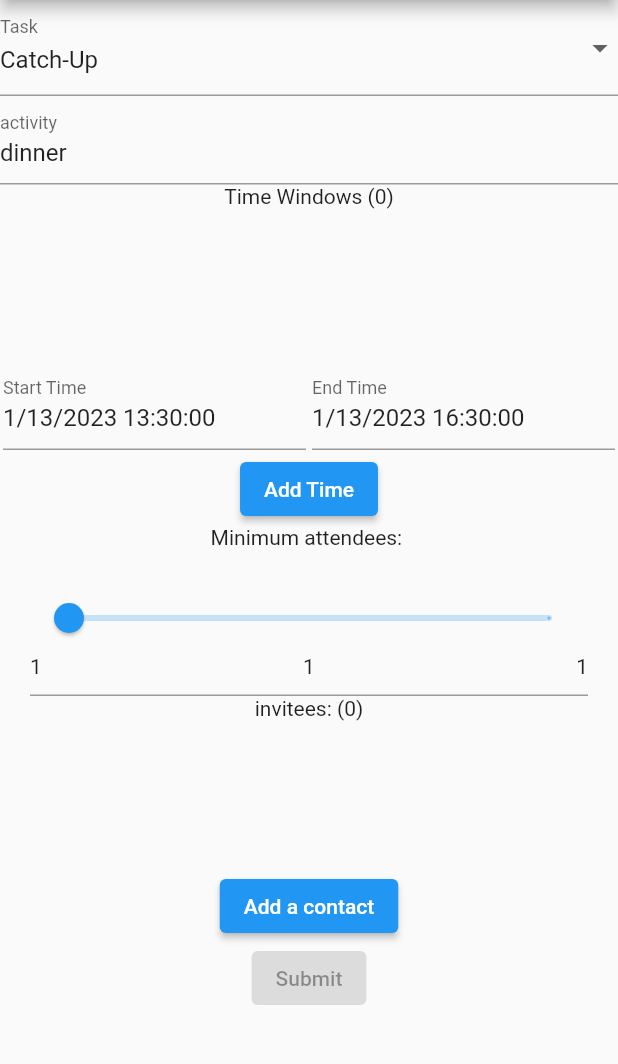
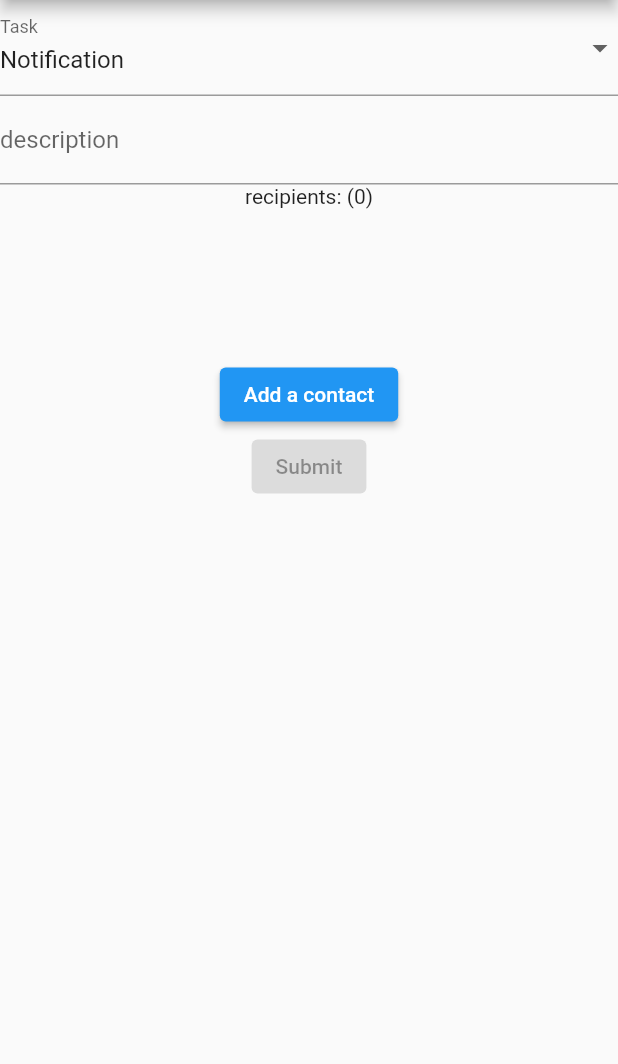
Before and after one commit to Lewington-pitsos/pesta, a Flutter app: the screen it shows after launch, on a phone screen of 412 x 824 dp, the part 84-1148 px from its top. Run offline on Flutter 3.47's test engine with Material 2 defaults, Android fonts, the phone set to English and light mode, and no system bars; drawn by our look-alikes of flutter_form_builder; our stand-ins replace contacts_service, diacritic, flutter_local_notifications, permission_handler, sqflite; missing offline and left inert: background_sms, dart:ffi, flutter_sms_inbox, fluttercontactpicker, workmanager; accounts and stored records are empty.

Commit message:
add the notification type which the user can select

```diff
--- a/lib/main.dart
+++ b/lib/main.dart
@@ -169,6 +169,16 @@ class _TaskFormState extends State<TaskForm> {
   }
 }
 
+enum TaskType { notification, catchUp, groupSession, askToBorrow }
+
+final taskToNameMap = {
+  TaskType.notification: 'Notification',
+  TaskType.catchUp: 'Catch-Up',
+  TaskType.groupSession: 'Group Session',
+  TaskType.askToBorrow: 'Ask To Borrow'
+};
+final nameToTaskMap = taskToNameMap.map((k, v) => MapEntry(v, k));
+
 class PestaForm extends StatefulWidget {
   const PestaForm({super.key});
 
@@ -179,11 +189,13 @@ class PestaForm extends StatefulWidget {
 class _PestaFormState extends State<PestaForm> {
   final _formKey = GlobalKey<FormBuilderState>();
   static List<String> tasks = [
-    'Catch-Up',
-    'Group Session (coming soon)',
-    'Ask To Borrow (coming soon)'
+    taskToNameMap[TaskType.notification]!,
+    taskToNameMap[TaskType.catchUp]!,
+    taskToNameMap[TaskType.groupSession]!,
+    taskToNameMap[TaskType.askToBorrow]!,
   ];
-  static List<String> enabledTasks = [tasks[0]];
+  static List<String> enabledTasks = [tasks[0], tasks[1]];
+  TaskType taskType = TaskType.notification;
   List<PhoneContact> contacts = [];
   Database? db;
   List<DateTimeRange> times = [];
@@ -192,6 +204,10 @@ class _PestaFormState extends State<PestaForm> {
   @override
   void initState() {
     super.initState();
+  }
+
+  bool get _timeBasedTask {
+    return taskType == TaskType.groupSession || taskType == TaskType.catchUp;
   }
 
   DateTimeRange? _getTime() {
@@ -219,7 +235,14 @@ class _PestaFormState extends State<PestaForm> {
     return Center(
         child: FormBuilder(
       key: _formKey,
-      onChanged: () => print("form has changed"),
+      onChanged: () {
+        _formKey.currentState?.save();
+        final formData = _formKey.currentState?.value;
+        taskType = nameToTaskMap[formData!['task']!]!;
+        setState(() {
+          taskType = taskType;
+        });
+      },
       autovalidateMode: AutovalidateMode.onUserInteraction,
       initialValue: {
         "task": tasks[0],
@@ -232,17 +255,20 @@ class _PestaFormState extends State<PestaForm> {
             items: tasks
                 .map((item) => DropdownMenuItem<String>(
                     value: item,
-                    child: Text(item),
-                    enabled: enabledTasks.contains(item)))
+                    enabled: enabledTasks.contains(item),
+                    child: enabledTasks.contains(item)
+                        ? Text(item)
+                        : Text(item,
+                            style: const TextStyle(color: Colors.grey))))
                 .toList(),
             decoration: const InputDecoration(labelText: 'Task'),
           ),
           FormBuilderTextField(
-            name: "activity",
-            decoration: const InputDecoration(labelText: "activity"),
-            initialValue: "dinner",
+            name: "text",
+            decoration: const InputDecoration(labelText: "description"),
           ),
-          Column(children: [
+          _timeBasedTask
+              ? Column(key: Key("time-and-quarum"), children: [
                   Text("Time Windows (${times.length})"),
                   SizedBox(
                     height: 100,
@@ -263,7 +289,8 @@ class _PestaFormState extends State<PestaForm> {
                             name: 'startTime',
                             decoration:
                                 const InputDecoration(labelText: 'Start Time'),
-                      initialValue: DateTime.now().add(Duration(hours: 3)),
+                            initialValue:
+                                DateTime.now().add(Duration(hours: 3)),
                             onChanged: (time) => {
                               if (!times.contains(_getTime()))
                                 {
@@ -280,8 +307,10 @@ class _PestaFormState extends State<PestaForm> {
                           padding: const EdgeInsets.all(2),
                           child: FormBuilderDateTimePicker(
                             name: 'endTime',
-                      decoration: const InputDecoration(labelText: 'End Time'),
-                      initialValue: DateTime.now().add(Duration(hours: 6)),
+                            decoration:
+                                const InputDecoration(labelText: 'End Time'),
+                            initialValue:
+                                DateTime.now().add(Duration(hours: 6)),
                             onChanged: (time) => {
                               if (!times.contains(_getTime()))
                                 {
@@ -307,8 +336,7 @@ class _PestaFormState extends State<PestaForm> {
                               }
                             }
                           : null,
-                child: Text('Add Time'))
-          ]),
+                      child: Text('Add Time')),
                   const Text("Minimum attendees: "),
                   Container(
                       padding: EdgeInsets.only(left: 20, right: 20),
@@ -317,10 +345,17 @@ class _PestaFormState extends State<PestaForm> {
                           name: 'quorum',
                           initialValue: 1,
                           min: 1,
-                  max: contacts.length > 1 ? contacts.length.toDouble() : 1,
-                  divisions: contacts.length > 1 ? contacts.length - 1 : 1)),
+                          max: contacts.length > 1
+                              ? contacts.length.toDouble()
+                              : 1,
+                          divisions:
+                              contacts.length > 1 ? contacts.length - 1 : 1)),
+                ])
+              : Column(),
           Column(children: [
-            Text("invitees: (${contacts.length})"),
+            Text(_timeBasedTask
+                ? "invitees: (${contacts.length})"
+                : "recipients: (${contacts.length})"),
             SizedBox(
               height: 100,
               child: Wrap(
@@ -346,12 +381,11 @@ class _PestaFormState extends State<PestaForm> {
             ),
           ]),
           ElevatedButton(
-              onPressed: contacts.length > 0 && times.length > 0
+              onPressed:
+                  contacts.length > 0 && (times.length > 0 || !_timeBasedTask)
                       ? () async {
                           _formKey.currentState?.save();
                           final formData = _formKey.currentState?.value;
-
-                      final taskType = formData?["task"];
 
                           ScaffoldMessenger.of(context).showSnackBar(SnackBar(
                               content: Text('Starting $taskType task',
@@ -360,7 +394,7 @@ class _PestaFormState extends State<PestaForm> {
 
                           final task = Task(
                               contacts: contacts,
-                          taskType: taskType,
+                              taskType: taskToNameMap[taskType]!,
                               activity: formData!['activity'],
                               times: times,
                               quorum: formData['quorum'].toInt() + 1);
```
Lines whose indentation alone changed are shown as unchanged.
